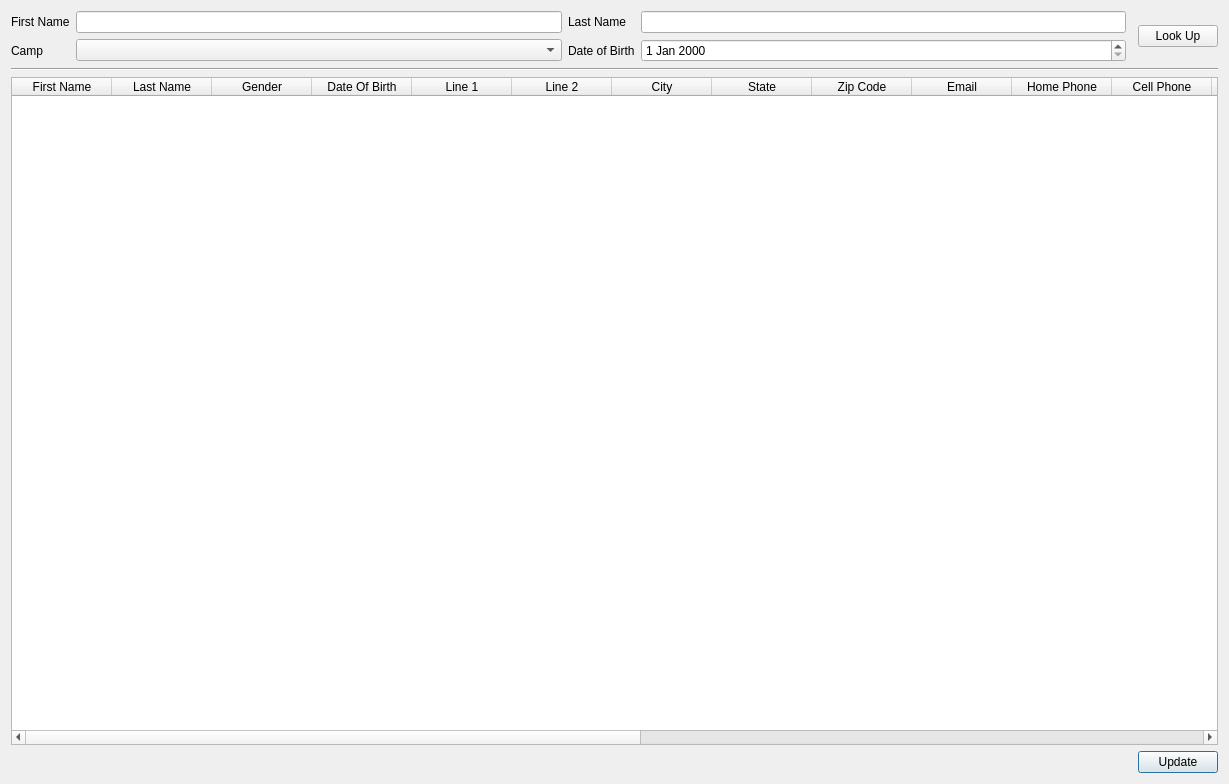
Above: ui-pyqt/campRegLookUpApplicant.ui from songzhm/Camp-Registration before the change. Below: the same form after it.
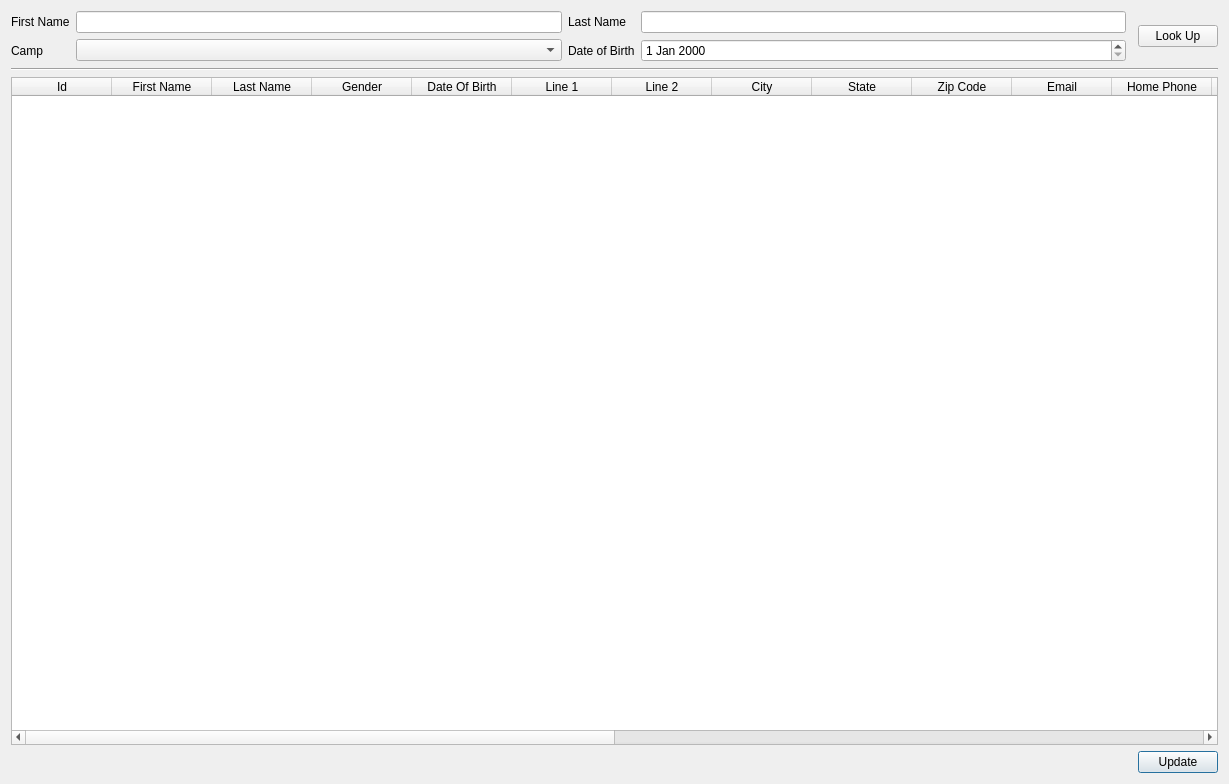
That is the form after the change.

```diff
--- a/ui-pyqt/campRegLookUpApplicant.ui
+++ b/ui-pyqt/campRegLookUpApplicant.ui
@@ -50,6 +50,11 @@
    </item>
    <item row="3" column="0" colspan="6">
     <widget class="QTableWidget" name="tableWidgetApplicantTable">
+     <column>
+      <property name="text">
+       <string>Id</string>
+      </property>
+     </column>
      <column>
       <property name="text">
        <string>First Name</string>
```
